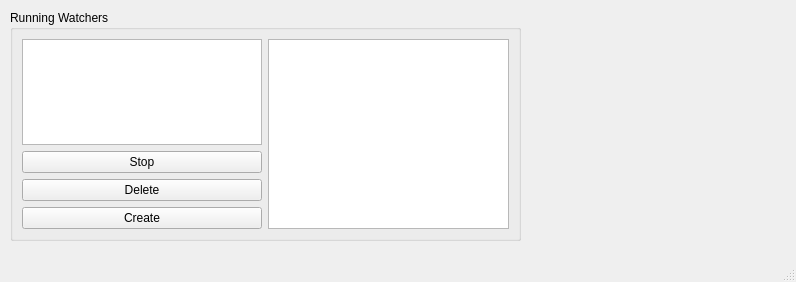
First picture: the form in FPE/ui/QtMainWindow.ui, repository clockworkengineer/Constrictor, before the edit.
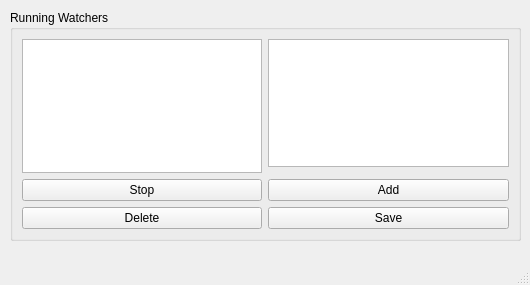
Second picture: the form after the edit.

```diff
--- a/FPE/ui/QtMainWindow.ui
+++ b/FPE/ui/QtMainWindow.ui
@@ -6,8 +6,8 @@
    <rect>
     <x>0</x>
     <y>0</y>
-    <width>796</width>
-    <height>282</height>
+    <width>530</width>
+    <height>285</height>
    </rect>
   </property>
   <property name="sizePolicy">
@@ -16,6 +16,18 @@
     <verstretch>0</verstretch>
    </sizepolicy>
   </property>
+  <property name="minimumSize">
+   <size>
+    <width>530</width>
+    <height>285</height>
+   </size>
+  </property>
+  <property name="maximumSize">
+   <size>
+    <width>530</width>
+    <height>285</height>
+   </size>
+  </property>
   <property name="windowTitle">
    <string>File Processing Engine</string>
   </property>
@@ -33,28 +45,38 @@
      <string>Running Watchers</string>
     </property>
     <layout class="QGridLayout" name="gridLayout">
-     <item row="3" column="0">
-      <widget class="QPushButton" name="fpe_running_watcher_create_button">
+     <item row="7" column="1">
+      <widget class="QPushButton" name="fpe_running_watcher_save_button">
        <property name="text">
-        <string>Create</string>
+        <string>Save</string>
        </property>
       </widget>
      </item>
-     <item row="2" column="0">
+     <item row="0" column="1" rowspan="4">
+      <widget class="QPlainTextEdit" name="fpe_watcher_config_textedit"/>
+     </item>
+     <item row="7" column="0">
       <widget class="QPushButton" name="fpe_running_watcher_delete_button">
        <property name="text">
         <string>Delete</string>
        </property>
       </widget>
      </item>
-     <item row="0" column="0">
+     <item row="0" column="0" rowspan="5">
       <widget class="QListWidget" name="fpe_running_watchers_list">
        <property name="currentRow">
         <number>-1</number>
        </property>
       </widget>
      </item>
-     <item row="1" column="0">
+     <item row="6" column="1">
+      <widget class="QPushButton" name="fpe_running_watcher_add_button">
+       <property name="text">
+        <string>Add</string>
+       </property>
+      </widget>
+     </item>
+     <item row="6" column="0">
       <widget class="QPushButton" name="fpe_running_watcher_start_stop_button">
        <property name="text">
         <string>Stop</string>
```
Left out of the diff: 5 changed lines with no effect on the pictures.
